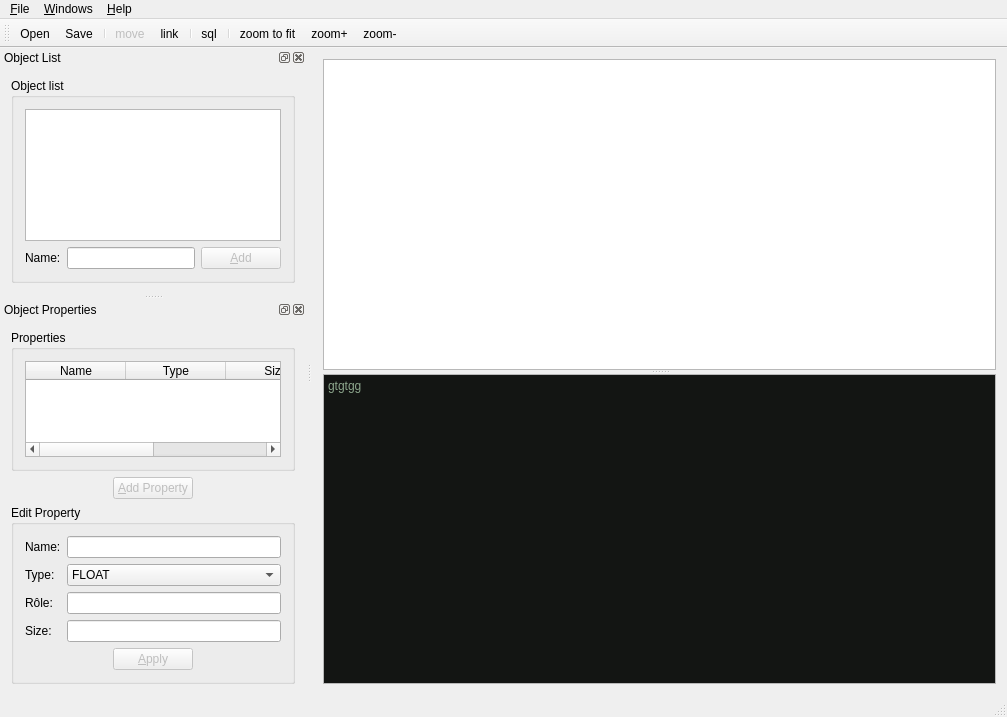
The window that mainwindow.ui (gthom/gapMea) describes before a commit, drawn with Qt 5.
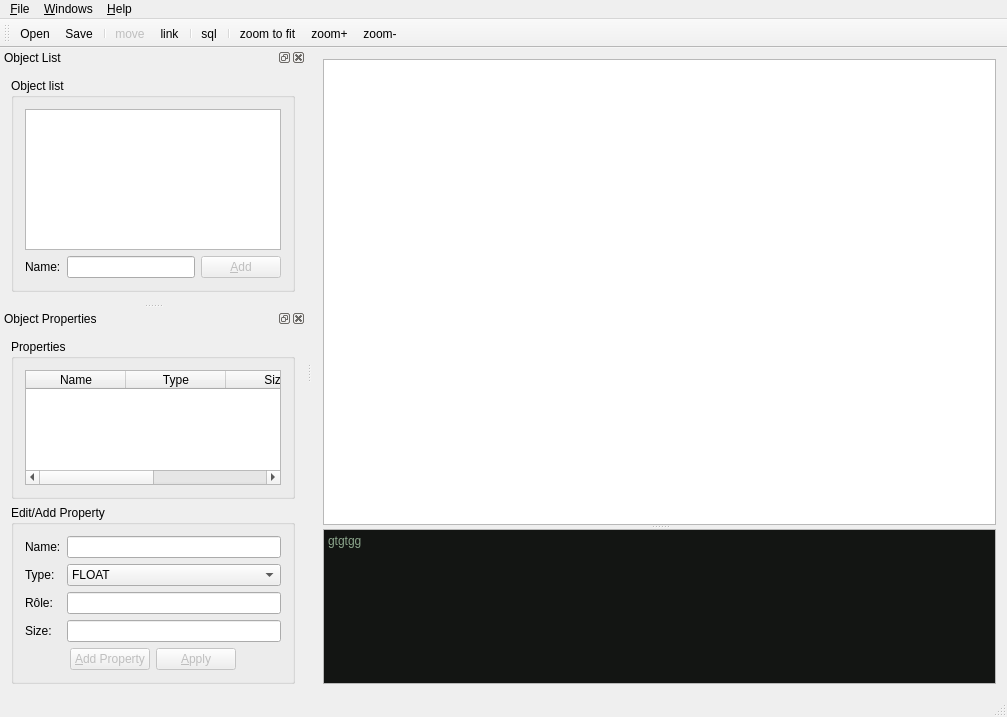
The same window after the commit. Icons and pictures are not drawn. Custom widgets are drawn as their Qt base class.

Patch:
```diff
--- a/mainwindow.ui
+++ b/mainwindow.ui
@@ -29,11 +29,17 @@
        <property name="sizePolicy">
         <sizepolicy hsizetype="Expanding" vsizetype="Maximum">
          <horstretch>0</horstretch>
-         <verstretch>0</verstretch>
+         <verstretch>3</verstretch>
         </sizepolicy>
        </property>
       </widget>
       <widget class="QTextEdit" name="textEditSql">
+       <property name="sizePolicy">
+        <sizepolicy hsizetype="Expanding" vsizetype="Expanding">
+         <horstretch>0</horstretch>
+         <verstretch>1</verstretch>
+        </sizepolicy>
+       </property>
        <property name="html">
         <string>&lt;!DOCTYPE HTML PUBLIC &quot;-//W3C//DTD HTML 4.0//EN&quot; &quot;http://www.w3.org/TR/REC-html40/strict.dtd&quot;&gt;
 &lt;html&gt;&lt;head&gt;&lt;meta name=&quot;qrichtext&quot; content=&quot;1&quot; /&gt;&lt;style type=&quot;text/css&quot;&gt;
@@ -239,54 +245,10 @@
        </layout>
       </widget>
      </item>
-     <item>
-      <layout class="QHBoxLayout" name="horizontalLayout_3">
-       <item>
-        <spacer name="horizontalSpacer_3">
-         <property name="orientation">
-          <enum>Qt::Horizontal</enum>
-         </property>
-         <property name="sizeHint" stdset="0">
-          <size>
-           <width>40</width>
-           <height>20</height>
-          </size>
-         </property>
-        </spacer>
-       </item>
-       <item>
-        <widget class="QPushButton" name="pushButtonAddProperty">
-         <property name="enabled">
-          <bool>false</bool>
-         </property>
-         <property name="text">
-          <string>&amp;Add Property</string>
-         </property>
-         <property name="icon">
-          <iconset resource="mesressources.qrc">
-           <normaloff>:/images/add</normaloff>:/images/add</iconset>
-         </property>
-        </widget>
-       </item>
-       <item>
-        <spacer name="horizontalSpacer_4">
-         <property name="orientation">
-          <enum>Qt::Horizontal</enum>
-         </property>
-         <property name="sizeHint" stdset="0">
-          <size>
-           <width>40</width>
-           <height>20</height>
-          </size>
-         </property>
-        </spacer>
-       </item>
-      </layout>
-     </item>
      <item>
       <widget class="QGroupBox" name="groupBoxEditNewProperty">
        <property name="title">
-        <string>Edit Property</string>
+        <string>Edit/Add Property</string>
        </property>
        <layout class="QVBoxLayout" name="verticalLayout">
         <item>
@@ -409,6 +371,20 @@
             </property>
            </spacer>
           </item>
+          <item>
+           <widget class="QPushButton" name="pushButtonAddProperty">
+            <property name="enabled">
+             <bool>false</bool>
+            </property>
+            <property name="text">
+             <string>&amp;Add Property</string>
+            </property>
+            <property name="icon">
+             <iconset resource="mesressources.qrc">
+              <normaloff>:/images/add</normaloff>:/images/add</iconset>
+            </property>
+           </widget>
+          </item>
           <item>
            <widget class="QPushButton" name="pushButtonModifyProperty">
             <property name="enabled">
```
Left out of the diff: 6 changed lines with no effect on the pictures.
